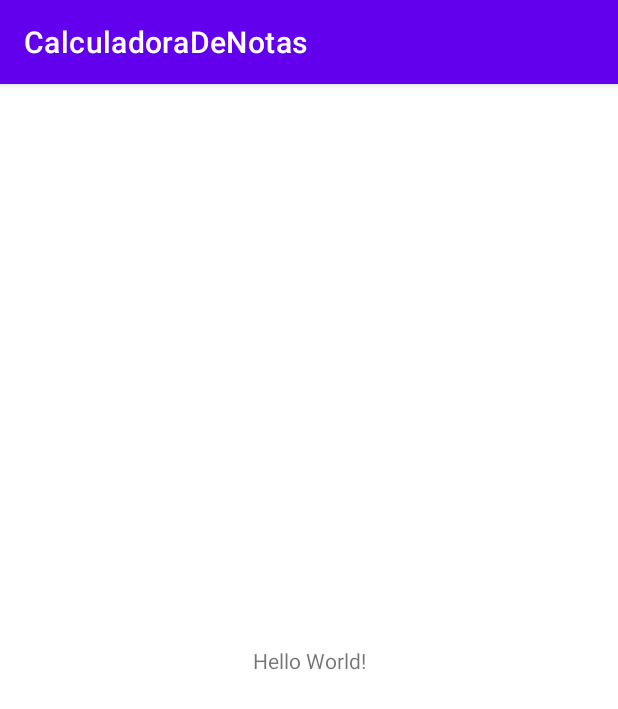
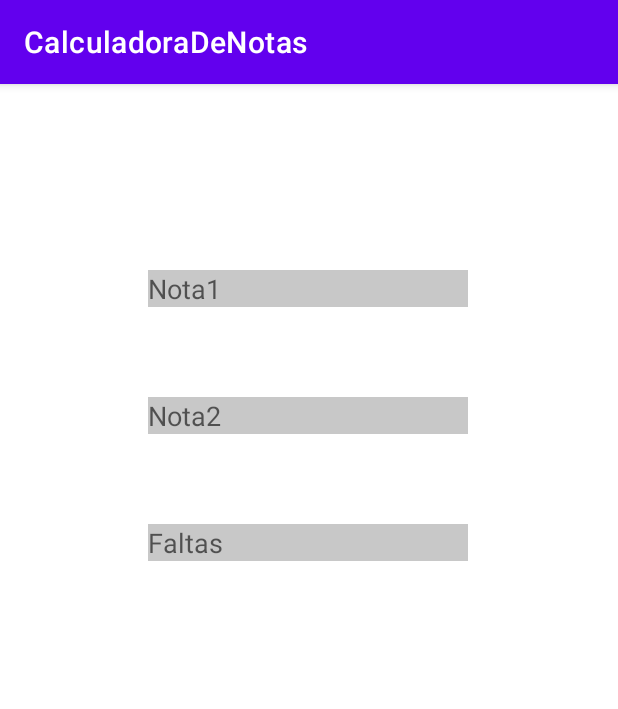
Before and after one commit to GustavoBarros360/projetos-web, an Android app: the screen it shows after launch (MainActivity), on a phone screen of 412 x 824 dp. Shown: the top 709 px of the screen. Run offline under Robolectric (Android 15) with nearby library versions, the phone set to English and light mode, and no system bars.

Commit message:
commit first layout

```diff
--- a/calculadora-de-notas/app/src/main/res/layout/activity_main.xml
+++ b/calculadora-de-notas/app/src/main/res/layout/activity_main.xml
@@ -6,13 +6,50 @@
     android:layout_height="match_parent"
     tools:context=".MainActivity">
 
-    <TextView
+
+    <EditText
+        android:id="@+id/editTextTextPersonName"
         android:layout_width="wrap_content"
         android:layout_height="wrap_content"
-        android:text="Hello World!"
-        app:layout_constraintBottom_toBottomOf="parent"
-        app:layout_constraintLeft_toLeftOf="parent"
-        app:layout_constraintRight_toRightOf="parent"
+        android:layout_marginTop="124dp"
+        android:background="#C8C8C8"
+        android:ems="10"
+        android:hint="Nota1"
+
+        android:inputType="textPersonName"
+        app:layout_constraintEnd_toEndOf="parent"
+        app:layout_constraintHorizontal_bias="0.497"
+        app:layout_constraintStart_toStartOf="parent"
         app:layout_constraintTop_toTopOf="parent" />
 
+    <EditText
+        android:id="@+id/editTextTextPersonName2"
+        android:layout_width="wrap_content"
+        android:layout_height="wrap_content"
+        android:layout_marginTop="60dp"
+
+        android:background="#C8C8C8"
+        android:ems="10"
+        android:hapticFeedbackEnabled="false"
+        android:hint="Nota2"
+        android:inputType="textPersonName"
+        app:layout_constraintEnd_toEndOf="parent"
+        app:layout_constraintHorizontal_bias="0.497"
+        app:layout_constraintStart_toStartOf="parent"
+        app:layout_constraintTop_toBottomOf="@+id/editTextTextPersonName" />
+
+    <EditText
+        android:id="@+id/editTextTextPersonName3"
+        android:layout_width="wrap_content"
+        android:layout_height="wrap_content"
+        android:layout_marginTop="60dp"
+        android:background="#C8C8C8"
+        android:ems="10"
+        android:hint="Faltas"
+
+        android:inputType="textPersonName"
+        app:layout_constraintEnd_toEndOf="parent"
+        app:layout_constraintHorizontal_bias="0.497"
+        app:layout_constraintStart_toStartOf="parent"
+        app:layout_constraintTop_toBottomOf="@+id/editTextTextPersonName2" />
 </androidx.constraintlayout.widget.ConstraintLayout>
```
